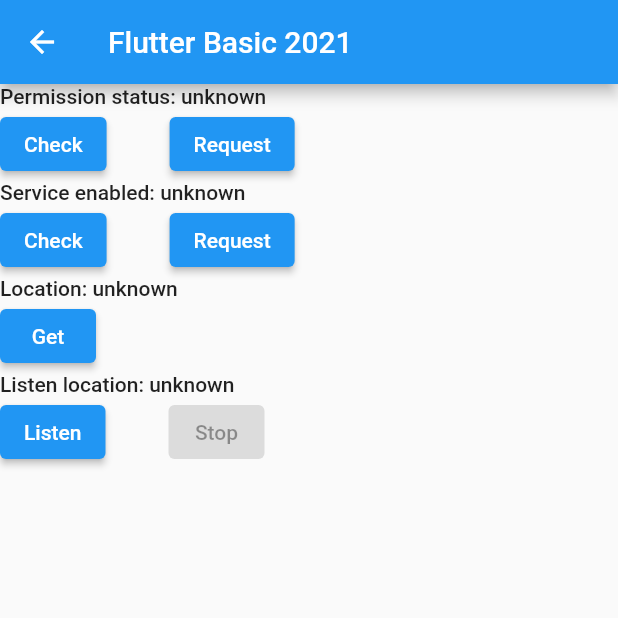
After one commit to WaruntornT/flutter_basic_2021, a Flutter app: the screen it shows after launch, after a tap on "Example : Location", on a phone screen of 412 x 824 dp, the top half of it. The commit adds this screen. Run offline on Flutter 3.47's test engine with Material 2 defaults, Android fonts, the phone set to English and light mode, and no system bars; our stand-ins replace geolocator, google_maps_flutter, location, responsive_builder.

Commit message:
20210806 0336PM เพิ่ม หน้า Location package

```diff
--- a/lib/main.dart
+++ b/lib/main.dart
@@ -7,6 +7,9 @@
 // Google Maps
 import 'package:flutter_basic_2021/src/gmap.dart';
 import 'package:flutter_basic_2021/src/testmappage.dart';
+
+// Location
+import 'package:flutter_basic_2021/src/location.dart';
 
 import 'package:flutter_basic_2021/src/newPage.dart';
 import 'package:google_maps_flutter/google_maps_flutter.dart';
@@ -143,6 +146,31 @@
                     child: Row(
                       children: <Widget>[
                         ElevatedButton(
+                          child: Text('Example : Location'),
+                          onPressed: () {
+                            Navigator.push(
+                              context,
+                              MaterialPageRoute(builder: (context) => Location()),
+                            );
+                          },
+                        ),
+                        Expanded(
+                          child: Padding(
+                            padding: const EdgeInsets.only(left: 3),
+                            child: new Text(" Location Package" , textAlign: TextAlign.left),
+                          ),
+                        ),
+                      ],
+                    ),
+                  ),
+                ),
+                Padding(
+                  padding: const EdgeInsets.all(3.0),
+                  child: Align(
+                    alignment: Alignment.topLeft,
+                    child: Row(
+                      children: <Widget>[
+                        ElevatedButton(
                           child: Text('Example : Check Platform'),
                           onPressed: () {
                             Navigator.push(
--- /dev/null
+++ b/lib/src/location.dart
@@ -0,0 +1,232 @@
+import 'dart:async';
+
+import 'package:flutter/material.dart';
+import 'package:flutter/services.dart';
+import 'package:flutter/foundation.dart';
+import 'package:location/location.dart' as lo; // GPS Location
+
+class Location extends StatefulWidget {
+  const Location({Key key}) : super(key: key);
+
+  @override
+  _LocationState createState() => _LocationState();
+}
+
+class _LocationState extends State<Location> {
+
+  @override
+    void dispose() {
+      _locationSubscription?.cancel();
+      setState(() {
+        _locationSubscription = null;
+      });
+      super.dispose();
+    }
+
+  @override
+  Widget build(BuildContext context) {
+    return Scaffold(
+        appBar: AppBar(
+          title: Text('Flutter Basic 2021'),
+        ),
+        body:
+        Column(
+        children: [
+          Column(
+            children: [
+              Column(
+                crossAxisAlignment: CrossAxisAlignment.start,
+                children: <Widget>[
+                  Text(
+                    'Permission status: ${_permissionGranted ?? "unknown"}',
+                    style: Theme.of(context).textTheme.bodyText1,
+                  ),
+                  Row(
+                    children: <Widget>[
+                      Container(
+                        margin: const EdgeInsets.only(right: 42),
+                        child: ElevatedButton(
+                          child: const Text('Check'),
+                          onPressed: _checkPermissions,
+                        ),
+                      ),
+                      ElevatedButton(
+                        child: const Text('Request'),
+                        onPressed: _permissionGranted == lo.PermissionStatus.granted
+                            ? null
+                            : _requestPermission,
+                      )
+                    ],
+                  )
+                ],
+              ), /// Check Permission - ตรวจสอบ การอนุญาติเข้าถึง Location
+              Column(
+                crossAxisAlignment: CrossAxisAlignment.start,
+                children: <Widget>[
+                  Text('Service enabled: ${_serviceEnabled ?? "unknown"}',
+                      style: Theme.of(context).textTheme.bodyText1),
+                  Row(
+                    children: <Widget>[
+                      Container(
+                        margin: const EdgeInsets.only(right: 42),
+                        child: ElevatedButton(
+                          child: const Text('Check'),
+                          onPressed: _checkService,
+                        ),
+                      ),
+                      ElevatedButton(
+                        child: const Text('Request'),
+                        onPressed: _serviceEnabled == true ? null : _requestService,
+                      )
+                    ],
+                  )
+                ],
+              ), /// Check Service - ตรวจสอบ อุปกรณ์ว่าเปิด Location อยู่หรือไม่
+              Column(
+                crossAxisAlignment: CrossAxisAlignment.start,
+                children: <Widget>[
+                  Text(
+                    'Location: ' + (_error ?? '${_location ?? "unknown"}'),
+                    style: Theme.of(context).textTheme.bodyText1,
+                  ),
+                  Row(
+                    children: <Widget>[
+                      ElevatedButton(
+                        child: _loading
+                            ? const CircularProgressIndicator(
+                          color: Colors.white,
+                        )
+                            : const Text('Get'),
+                        onPressed: _getLocation,
+                      )
+                    ],
+                  ),
+                ],
+              ), /// Listen Location จับ Location ครั้งเดียว
+              Column(
+                crossAxisAlignment: CrossAxisAlignment.start,
+                children: <Widget>[
+                  Text(
+                    'Listen location: ' + (_error ?? '${_location ?? "unknown"}'),
+                    style: Theme.of(context).textTheme.bodyText1,
+                  ),
+                  Row(
+                    children: <Widget>[
+                      Container(
+                        margin: const EdgeInsets.only(right: 42),
+                        child: ElevatedButton(
+                          child: const Text('Listen'),
+                          onPressed:
+                          _locationSubscription == null ? _listenLocation : null,
+                        ),
+                      ),
+                      ElevatedButton(
+                        child: const Text('Stop'),
+                        onPressed: _locationSubscription != null ? _stopListen : null,
+                      )
+                    ],
+                  ),
+                ],
+              ), /// Listen Location จับ Location ทุก ๆ  5 วินาที
+            ],
+          ),
+        ],
+      ),
+    );
+  }
+
+  /// Parameter Start
+  final lo.Location location = lo.Location();
+  lo.PermissionStatus _permissionGranted;
+
+  bool _serviceEnabled;
+  bool _loading = false;
+  lo.LocationData _location;
+  String _error;
+  StreamSubscription<lo.LocationData> _locationSubscription;
+  lo.LocationData currentLocation;
+  /// Parameter End
+
+  /// START Function Location
+  // เช็ค สิทธ์
+  Future<void> _checkPermissions() async {
+    final lo.PermissionStatus permissionGrantedResult =
+    await location.hasPermission();
+    setState(() {_permissionGranted = permissionGrantedResult;});
+  }
+  // ร้องขอ สิทธ์
+  Future<void> _requestPermission() async {
+    if (_permissionGranted != lo.PermissionStatus.granted || _permissionGranted == null) {
+      print('_requestPermission : ${_permissionGranted}');
+      final lo.PermissionStatus permissionRequestedResult = await location.requestPermission();
+      setState(() {_permissionGranted = permissionRequestedResult;});
+      print('_requestPermission : ${_permissionGranted}');
+    }
+  }
+  // เช็ค การเปิด Location
+  Future<void> _checkService() async {
+    final bool serviceEnabledResult = await location.serviceEnabled();
+    setState(() {
+      _serviceEnabled = serviceEnabledResult;
+    });
+  }
+  // ร้องขอ การเปิด Location
+  Future<void> _requestService() async {
+    if (_serviceEnabled == true) {
+      return;
+    }
+    print('_requestService : ${_serviceEnabled}');
+    final bool serviceRequestedResult = await location.requestService();
+    setState(() {_serviceEnabled = serviceRequestedResult;});
+    print('_requestService : ${_serviceEnabled}');
+  }
+  // ตรวจจับ Location ครั้งเดียว
+  Future<void> _getLocation() async {
+    setState(() {
+      _error = null;
+      _loading = true;
+    });
+    try {
+      final lo.LocationData _locationResult = await location.getLocation();
+      setState(() {
+        _location = _locationResult;
+        _loading = false;
+      });
+    } on PlatformException catch (err) {
+      setState(() {
+        _error = err.code;
+        _loading = false;
+      });
+    }
+  }
+  // ตรวจจับ Location ตลอดเวลา
+  Future<void> _listenLocation() async {
+    _locationSubscription = location.onLocationChanged.handleError((dynamic err) {
+      if (err is PlatformException) {
+        setState(() {
+          _error = err.code;
+        });
+      }
+        _locationSubscription?.cancel();
+      setState(() {
+        _locationSubscription = null;
+      });
+    }).listen((lo.LocationData currentLocation) {
+      setState(() {
+        _error = null;
+        _location = currentLocation;
+      });
+    });
+    setState(() { });
+    print('_listenLocation : ${_location}');
+  }
+  // หยุดตรวจจับ Location
+  Future<void> _stopListen() async {
+    _locationSubscription?.cancel();
+    setState(() {
+      _locationSubscription = null;
+    });
+  }
+  /// END Function Location
+
+}
--- a/pubspec.yaml
+++ b/pubspec.yaml
@@ -24,7 +24,7 @@
   intl: ^0.17.0
   # Package : location 4.2.0
   # https://pub.dev/packages/location
-  location: ^4.2.0
+  location: ^4.3.0
 
   geolocator: ^7.2.0+1
   geolocator_web: ^2.0.4
@@ -33,6 +33,9 @@
   google_maps_flutter_web: ^0.3.0+2
   url_launcher: ^6.0.9
 
+  app_settings: ^4.1.1
+  permission_handler: ^8.1.4+2
+
 dev_dependencies:
   flutter_test:
     sdk: flutter
```
Also changed, not shown: pubspec.lock, 1 other file.
